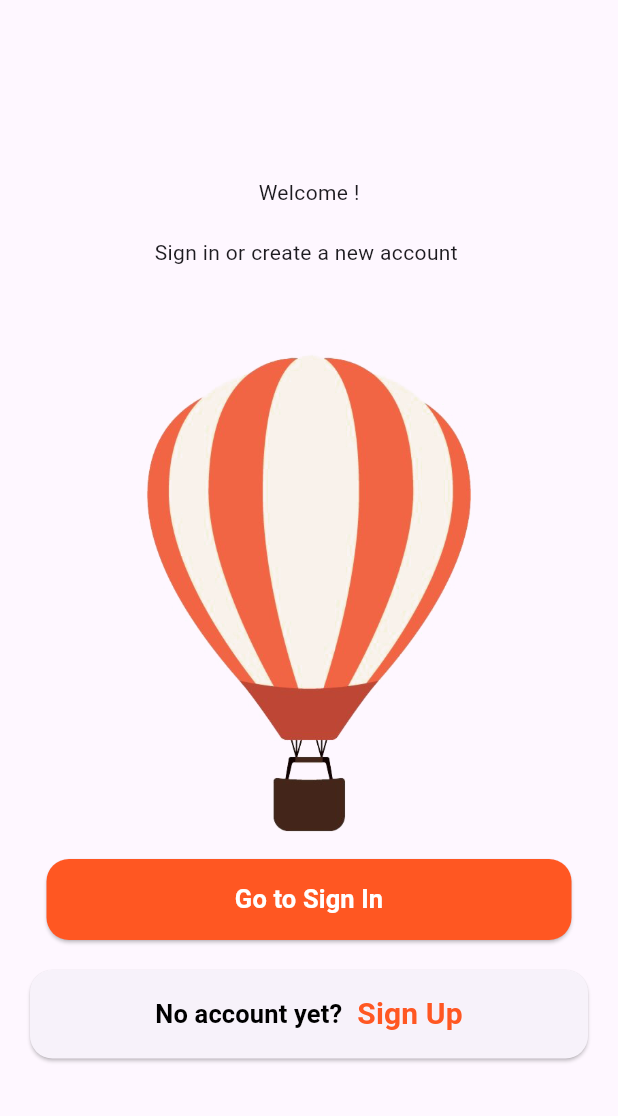
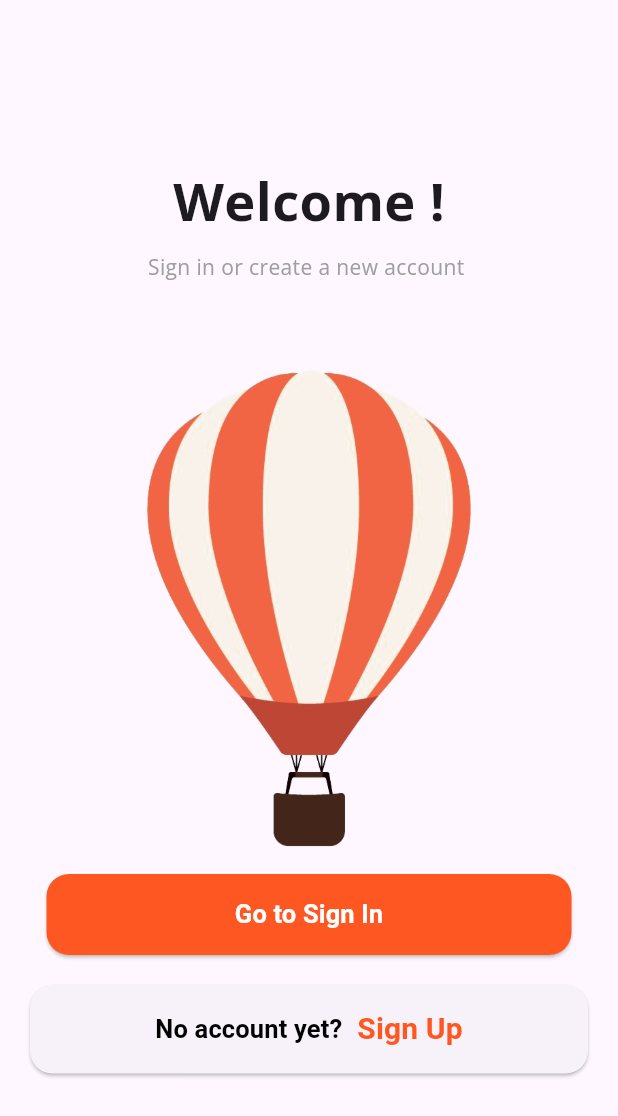
Before and after one commit to Phnix01/Login_Sign_Project4_from_dribble, a Flutter app: the screen it shows after launch, on a phone screen of 412 x 824 dp. Shown: the top 1116 px of the screen. Run offline on Flutter 3.47's test engine with Material 3 defaults, Android fonts, the phone set to English and light mode, and no system bars; our stand-ins replace google_fonts.

Commit message:
design de la HomeScreen terminée

```diff
--- a/lib/screens/homeScreen.dart
+++ b/lib/screens/homeScreen.dart
@@ -1,4 +1,5 @@
 import 'package:flutter/material.dart';
+import 'package:google_fonts/google_fonts.dart';
 import 'package:login_sign_prj4_dribble/components/customBtn.dart';
 
 class HomeScreen extends StatelessWidget {
@@ -14,11 +15,20 @@ class HomeScreen extends StatelessWidget {
         child: Column(
           mainAxisAlignment: MainAxisAlignment.center,
           children: [
-            Text('Welcome !'),
+            Text('Welcome !',
+                style: GoogleFonts.openSans(
+                  fontSize: 35,
+                  fontWeight: FontWeight.bold,
+                )),
             const SizedBox(
-              height: 20,
+              height: 10,
             ),
-            Text('Sign in or create a new account '),
+            Text(
+              'Sign in or create a new account ',
+              style: GoogleFonts.openSans(
+                color: Colors.grey,
+              ),
+            ),
             const SizedBox(
               height: 40,
             ),
```
